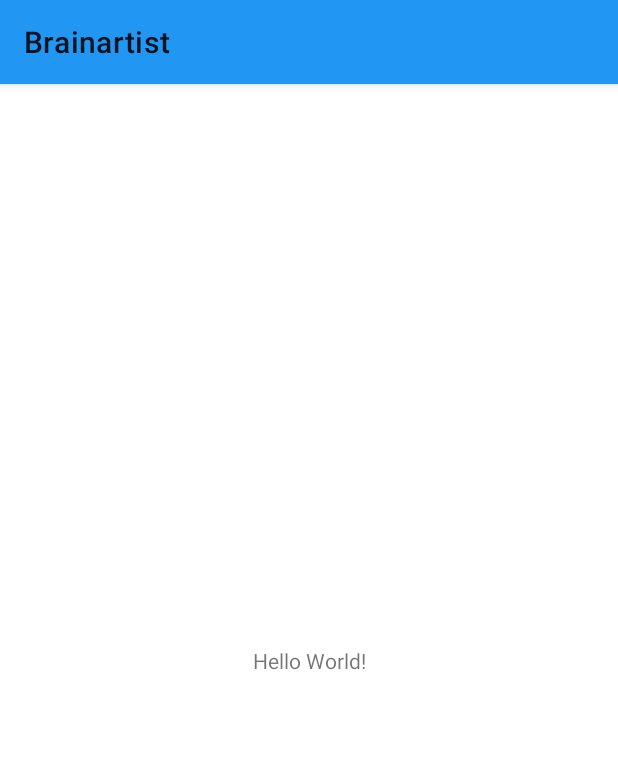
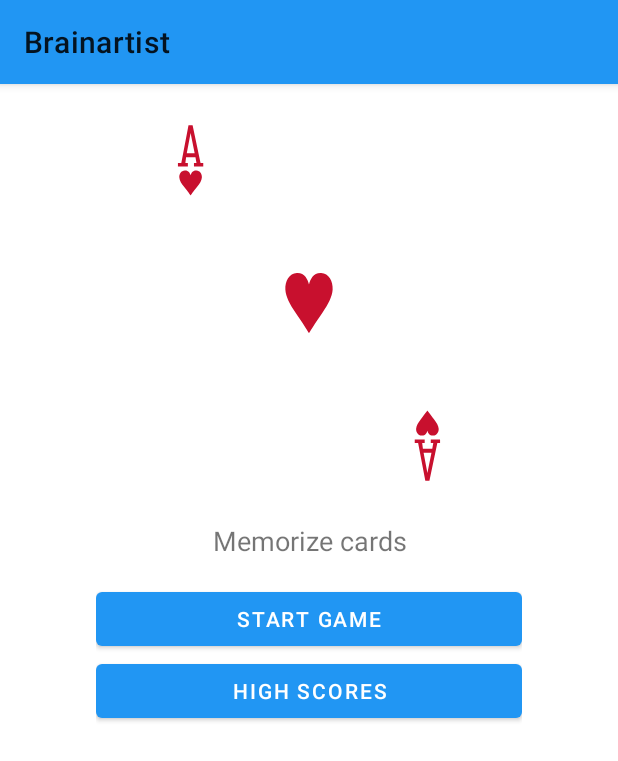
Before and after one commit to trinhan-nguyen/Brainartist, an Android app: the screen it shows after launch (MainActivity), on a phone screen of 412 x 824 dp. Shown: the top 761 px of the screen. Run offline under Robolectric (Android 15) with nearby library versions, the light colour scheme and no system bars.

Commit message:
Add Initial Screen: add home screen

```diff
--- a/app/src/main/res/layout/activity_main.xml
+++ b/app/src/main/res/layout/activity_main.xml
@@ -4,15 +4,53 @@
     xmlns:tools="http://schemas.android.com/tools"
     android:layout_width="match_parent"
     android:layout_height="match_parent"
+    android:paddingStart="@dimen/margin_extra_large"
+    android:paddingEnd="@dimen/margin_extra_large"
     tools:context=".MainActivity">
 
-    <TextView
+    <ImageView
+        android:id="@+id/game_image_view"
         android:layout_width="wrap_content"
-        android:layout_height="wrap_content"
-        android:text="Hello World!"
-        app:layout_constraintBottom_toBottomOf="parent"
+        android:layout_height="@dimen/home_game_card_height"
+        android:importantForAccessibility="no"
+        android:layout_marginTop="@dimen/margin_medium"
+        android:scaleType="fitXY"
+        android:adjustViewBounds="true"
+        android:src="@drawable/ic_heart_a"
         app:layout_constraintLeft_toLeftOf="parent"
         app:layout_constraintRight_toRightOf="parent"
         app:layout_constraintTop_toTopOf="parent" />
 
+    <TextView
+        android:id="@+id/game_title_text_view"
+        android:layout_width="match_parent"
+        android:layout_height="wrap_content"
+        android:layout_marginTop="@dimen/margin_medium"
+        android:layout_marginBottom="@dimen/margin_medium"
+        android:text="@string/home_text_view_memorize_cards_game"
+        android:textSize="@dimen/text_medium"
+        android:gravity="center"
+        app:layout_constraintLeft_toLeftOf="parent"
+        app:layout_constraintRight_toRightOf="parent"
+        app:layout_constraintTop_toBottomOf="@id/game_image_view" />
+
+    <com.google.android.material.button.MaterialButton
+        android:id="@+id/start_game_button"
+        android:layout_width="match_parent"
+        android:layout_height="wrap_content"
+        android:layout_marginTop="@dimen/margin_medium"
+        android:text="@string/home_button_start_game"
+        app:layout_constraintLeft_toLeftOf="parent"
+        app:layout_constraintRight_toRightOf="parent"
+        app:layout_constraintTop_toBottomOf="@id/game_title_text_view" />
+
+    <com.google.android.material.button.MaterialButton
+        android:id="@+id/high_scores_button"
+        android:layout_width="match_parent"
+        android:layout_height="wrap_content"
+        android:text="@string/home_button_high_scores"
+        app:layout_constraintLeft_toLeftOf="parent"
+        app:layout_constraintRight_toRightOf="parent"
+        app:layout_constraintTop_toBottomOf="@id/start_game_button" />
+
 </androidx.constraintlayout.widget.ConstraintLayout>
--- /dev/null
+++ b/app/src/main/res/values/dimens.xml
@@ -0,0 +1,15 @@
+<?xml version="1.0" encoding="utf-8"?>
+<resources>
+    <!--   margins-->
+    <dimen name="margin_small">8dp</dimen>
+    <dimen name="margin_medium">16dp</dimen>
+    <dimen name="margin_large">32dp</dimen>
+    <dimen name="margin_extra_large">64dp</dimen>
+
+    <!--    icons and images size-->
+    <dimen name="home_game_card_height">260dp</dimen>
+
+    <!--    texts size-->
+    <dimen name="text_small">14sp</dimen>
+    <dimen name="text_medium">18sp</dimen>
+</resources>
--- a/app/src/main/res/values/strings.xml
+++ b/app/src/main/res/values/strings.xml
@@ -1,3 +1,6 @@
 <resources>
     <string name="app_name">Brainartist</string>
+    <string name="home_button_start_game">Start Game</string>
+    <string name="home_button_high_scores">High Scores</string>
+    <string name="home_text_view_memorize_cards_game">Memorize cards</string>
 </resources>
```
